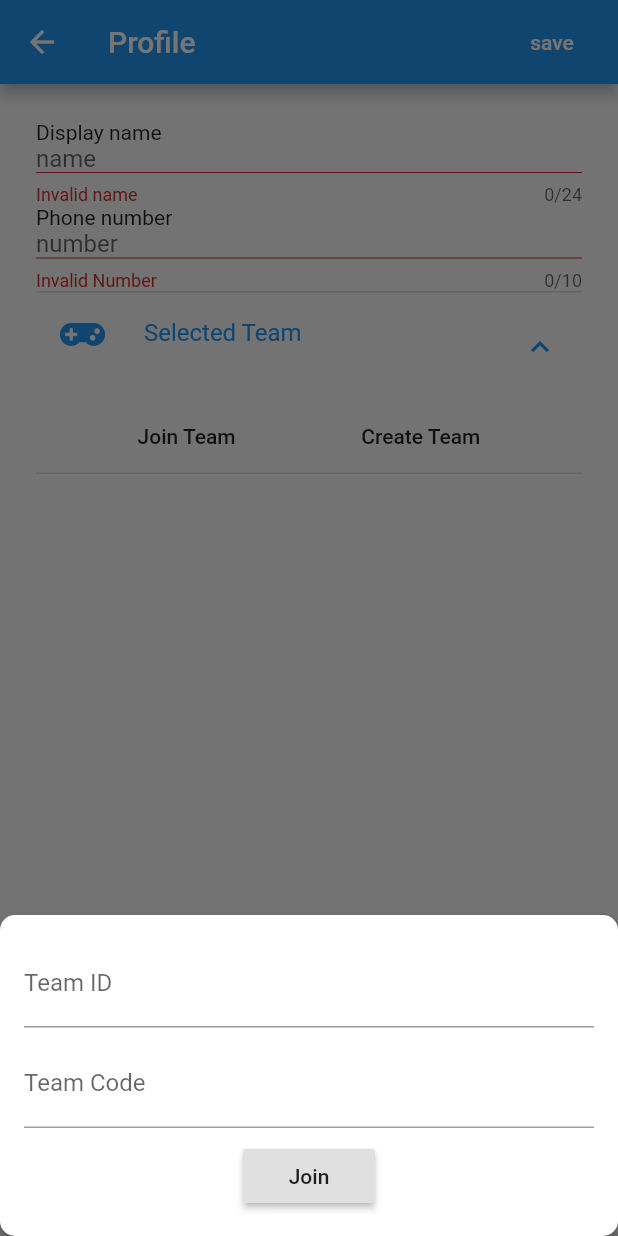
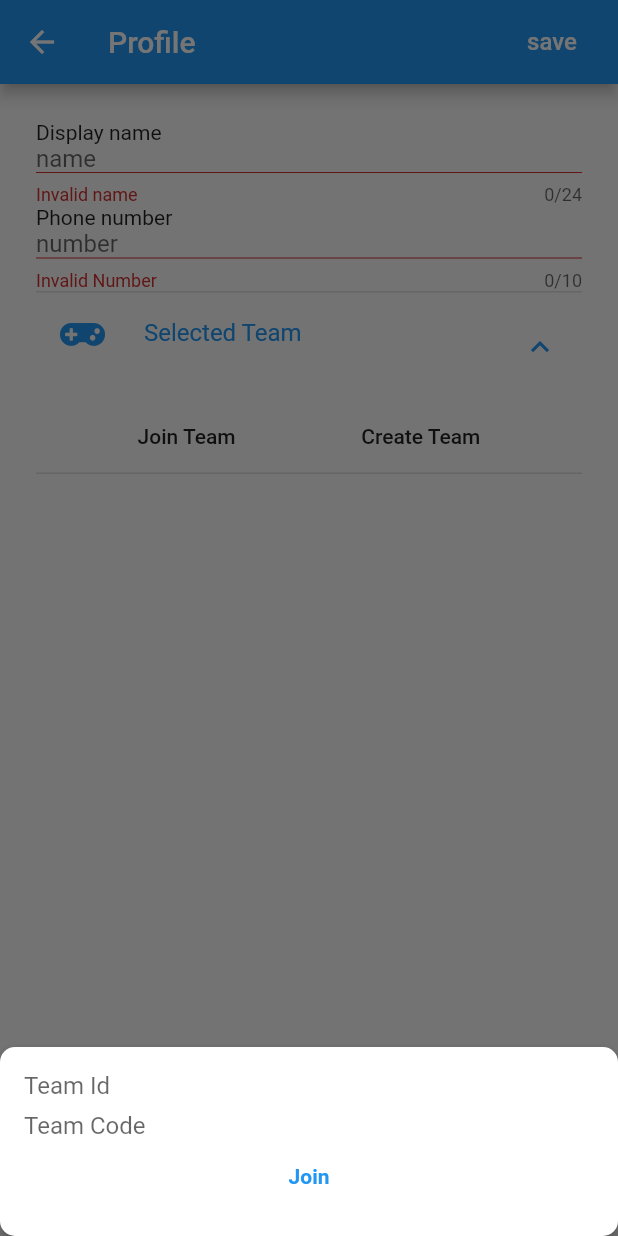
Before and after one commit to udhay24/cosmo, a Flutter app: the UserProfileScreen screen opened by its route, after a tap on "Selected Team", after a tap on "Join Team", on a phone screen of 412 x 824 dp. Run offline on Flutter 3.47's test engine with Material 2 defaults, Android fonts, the phone set to English and light mode, and no system bars; our stand-ins replace bloc, cloud_firestore, equatable, firebase_auth, flutter_bloc, flutter_icons and 4 more; accounts and stored records are empty; network calls fail.

```diff
--- a/lib/user_detail/ui/create_team_form.dart
+++ b/lib/user_detail/ui/create_team_form.dart
@@ -96,7 +96,7 @@ class _CreateTeamFormState extends State<CreateTeamForm> {
                   child: RaisedButton(
                     onPressed: () {
                       if (_globalKey.currentState.validate()) {
-                        BlocProvider.of<UserProfileBloc>(context).add(
+                        widget.userProfileBloc.add(
                             CreateTeamPressed(
                                 teamName: _teamNameController.text,
                                 teamID: _teamIDController.text,
--- a/lib/user_detail/ui/join_team_form.dart
+++ b/lib/user_detail/ui/join_team_form.dart
@@ -1,12 +1,10 @@
 import 'package:flutter/material.dart';
 import 'package:flutter/widgets.dart';
 import 'package:flutter_bloc/flutter_bloc.dart';
-import 'package:font_awesome_flutter/font_awesome_flutter.dart';
 import 'package:pubg/user_detail/bloc/bloc.dart';
 import 'package:pubg/user_detail/bloc/user_profile_bloc.dart';
 
 class JoinTeamForm extends StatefulWidget {
-
   final UserProfileBloc userProfileBloc;
 
   JoinTeamForm({@required this.userProfileBloc});
@@ -16,11 +14,8 @@ class JoinTeamForm extends StatefulWidget {
 }
 
 class _JoinTeamFormState extends State<JoinTeamForm> {
-
-  final TextEditingController _teamIDController =
-  TextEditingController();
-  final TextEditingController _teamCodeController =
-  TextEditingController();
+  final TextEditingController _teamIDController = TextEditingController();
+  final TextEditingController _teamCodeController = TextEditingController();
 
   final GlobalKey<FormState> _globalKey = GlobalKey();
 
@@ -31,10 +26,9 @@ class _JoinTeamFormState extends State<JoinTeamForm> {
     super.dispose();
   }
 
-
   @override
   Widget build(BuildContext context) {
-    return BlocConsumer<UserProfileBloc, UserProfileState>(
+    return BlocBuilder<UserProfileBloc, UserProfileState>(
       bloc: widget.userProfileBloc,
       builder: (context, state) {
         return Padding(
@@ -48,19 +42,25 @@ class _JoinTeamFormState extends State<JoinTeamForm> {
                 children: [
                   TextFormField(
                     controller: _teamIDController,
-                  decoration: InputDecoration(labelText: "Team ID"),
+                    decoration: InputDecoration.collapsed(hintText: "Team Id"),
                   ),
-                SizedBox(height: 8,),
+                  SizedBox(
+                    height: 8,
+                  ),
                   TextFormField(
                     controller: _teamCodeController,
-                  decoration: InputDecoration(labelText: "Team Code"),
+                    decoration:
+                        InputDecoration.collapsed(hintText: "Team Code"),
                   ),
-                SizedBox(height: 8,),
-                RaisedButton(
-                    child: Text("Join"),
+                  OutlineButton(
+                      child: Text(
+                        "Join",
+                        style: TextStyle(
+                            color: Colors.blue, fontWeight: FontWeight.w600),
+                      ),
+                      borderSide: BorderSide.none,
                       onPressed: () {
-                      BlocProvider.of<UserProfileBloc>(context).add(
-                          JoinTeamPressed(
+                        widget.userProfileBloc.add(JoinTeamPressed(
                             teamID: _teamIDController.text,
                             teamCode: _teamCodeController.text));
                       })
@@ -69,38 +69,7 @@ class _JoinTeamFormState extends State<JoinTeamForm> {
             ),
           ),
         );
-    }, listener: (context, state) {
-      if (state is FindTeamSuccess) {
-        Scaffold.of(context)
-            .showSnackBar(SnackBar(content: Text("Team Found"),
-          behavior: SnackBarBehavior.floating,
-          elevation: 10,));
-        Navigator.of(context).pop();
-      } else if (state is FindTeamFailure) {
-        Scaffold.of(context)
-            .showSnackBar(SnackBar(content: Text("Team Not Found"),
-            behavior: SnackBarBehavior.floating,
-            elevation: 10));
-      } else if (state is FindTeamSearching) {
-        Scaffold.of(context)
-            .showSnackBar(SnackBar(content: Row(
-          mainAxisAlignment: MainAxisAlignment.spaceBetween,
-              children: <Widget>[
-                Text("Searching Team"),
-                SizedBox(width: 10,),
-                CircularProgressIndicator(
-                  strokeWidth: 2,
-                )
-              ],
-            ),
-            behavior: SnackBarBehavior.floating,
-            elevation: 10));
-      } else if (state is CannotJoinTeam) {
-        Scaffold.of(context)
-            .showSnackBar(SnackBar(content: Text("This team has reached maximum members limit"),
-          behavior: SnackBarBehavior.floating,
-          elevation: 10,));
-      }
-    });
+      },
+    );
   }
 }
--- a/lib/user_detail/ui/profile_screen_form.dart
+++ b/lib/user_detail/ui/profile_screen_form.dart
@@ -50,6 +50,8 @@ class _UserProfileFormState extends State<UserProfileForm> {
         listener: (context, state) {
       if (state is FindTeamSuccess) {
         _teamReference.value = state.teamReference;
+        Scaffold.of(context).showSnackBar(_buildSnackBar("Team found"));
+        Navigator.of(context).pop();
         if (_formKey.currentState.validate() &&
             _selectedTeamName.value.isNotEmpty) {
           _updateProfile();
@@ -61,32 +63,25 @@ class _UserProfileFormState extends State<UserProfileForm> {
           _updateProfile();
         }
       } else if (state is UserProfileUpdateSuccess) {
-        Scaffold.of(context).showSnackBar(SnackBar(
-            content: Text("Profile Updated"),
-            behavior: SnackBarBehavior.fixed,
-            elevation: 10));
+        Scaffold.of(context).showSnackBar(_buildSnackBar("Profile Updated"));
       } else if (state is UserProfileLoadedState) {
         _userNameController.text = state.userDetail.userName;
         _phoneNumberController.text = state.userDetail.phoneNumber.toString();
         _teamReference.value = state.userDetail.joinedTeam;
       } else if (state is UserProfileUpdating) {
-        Scaffold.of(context).showSnackBar(SnackBar(
-            content: Row(
-              mainAxisAlignment: MainAxisAlignment.spaceBetween,
-              children: <Widget>[
-                Text("Updating Profile"),
-                SizedBox(
-                  width: 10,
-                ),
-                CircularProgressIndicator(
-                  strokeWidth: 2,
-                )
-              ],
-            ),
-            behavior: SnackBarBehavior.floating,
-            elevation: 10));
+        Scaffold.of(context)
+            .showSnackBar(_buildLoadingSnackBar("Updating profile"));
       } else if (state is UserProfileStartUpdate) {
         _updateProfile();
+      } else if (state is FindTeamFailure) {
+        Scaffold.of(context).showSnackBar(_buildSnackBar("Team Not Found"));
+      } else if (state is FindTeamSearching) {
+        Scaffold.of(context)
+            .showSnackBar(_buildLoadingSnackBar("Searching Team"));
+      } else if (state is CannotJoinTeam) {
+        Scaffold.of(context).showSnackBar(
+          _buildSnackBar("This team has reached maximum members limit"),
+        );
       }
     }, builder: (context, state) {
       if (state is UserProfileLoading) {
@@ -155,6 +150,34 @@ class _UserProfileFormState extends State<UserProfileForm> {
     });
   }
 
+  SnackBar _buildSnackBar(String text) {
+    return SnackBar(
+      content: Text(text),
+      elevation: 10,
+    );
+  }
+
+  SnackBar _buildLoadingSnackBar(String text) {
+    return SnackBar(
+        content: Row(
+          mainAxisAlignment: MainAxisAlignment.spaceBetween,
+          children: <Widget>[
+            Text(text),
+            SizedBox(
+              width: 10,
+            ),
+            SizedBox(
+              height: 24,
+              width: 24,
+              child: CircularProgressIndicator(
+                strokeWidth: 2,
+              ),
+            )
+          ],
+        ),
+        elevation: 10);
+  }
+
   Widget _buildSelectedTeam(String value) {
     return ExpansionTile(
       title: Text("Selected Team"),
@@ -183,25 +206,26 @@ class _UserProfileFormState extends State<UserProfileForm> {
                     backgroundColor: Colors.white,
                     shape: RoundedRectangleBorder(
                         borderRadius: BorderRadius.horizontal(
-                            left: Radius.circular(10), right: Radius.circular(10))),
+                            left: Radius.circular(10),
+                            right: Radius.circular(10))),
                     elevation: 4,
-                    isScrollControlled: true
-                );
+                    isScrollControlled: true);
               });
             }),
             _buildTeamButton("Create Team", () {
               showModalBottomSheet(
                   context: context,
                   builder: (buildContext) => CreateTeamForm(
-                  userProfileBloc: BlocProvider.of<UserProfileBloc>(context),
+                        userProfileBloc:
+                            BlocProvider.of<UserProfileBloc>(context),
                       ),
                   backgroundColor: Colors.white,
                   shape: RoundedRectangleBorder(
                       borderRadius: BorderRadius.horizontal(
-                        left: Radius.circular(10), right: Radius.circular(10))),
+                          left: Radius.circular(10),
+                          right: Radius.circular(10))),
                   elevation: 4,
-                isScrollControlled: true
-              );
+                  isScrollControlled: true);
             }),
           ],
         ),
--- a/lib/user_detail/ui/profile_update_screen.dart
+++ b/lib/user_detail/ui/profile_update_screen.dart
@@ -11,7 +11,10 @@ class UserProfileScreen extends StatelessWidget {
         title: Text("Profile"),
         actions: <Widget>[
           FlatButton(
-            child: Text("save"),
+            child: Text(
+              "save",
+              style: TextStyle(fontSize: 16),
+            ),
             textColor: Colors.white,
             onPressed: () {
               BlocProvider.of<UserProfileBloc>(context)
```
Lines whose indentation alone changed are shown as unchanged.
